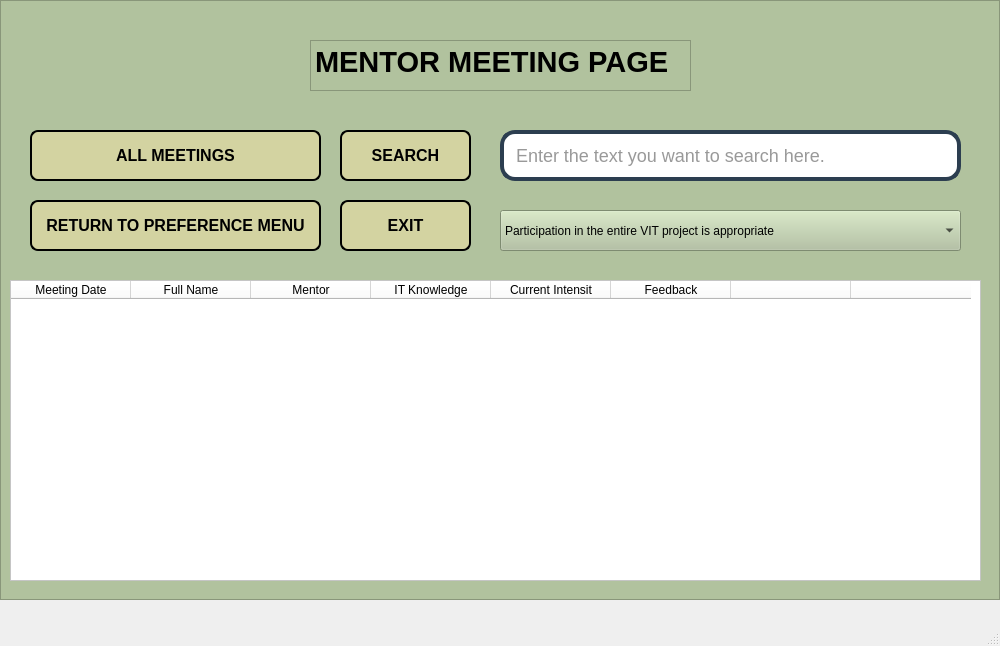
First picture: the form in Mentor_Meeting_Page.ui, repository werhereitacademy/Python-Module-Week7, before the edit.
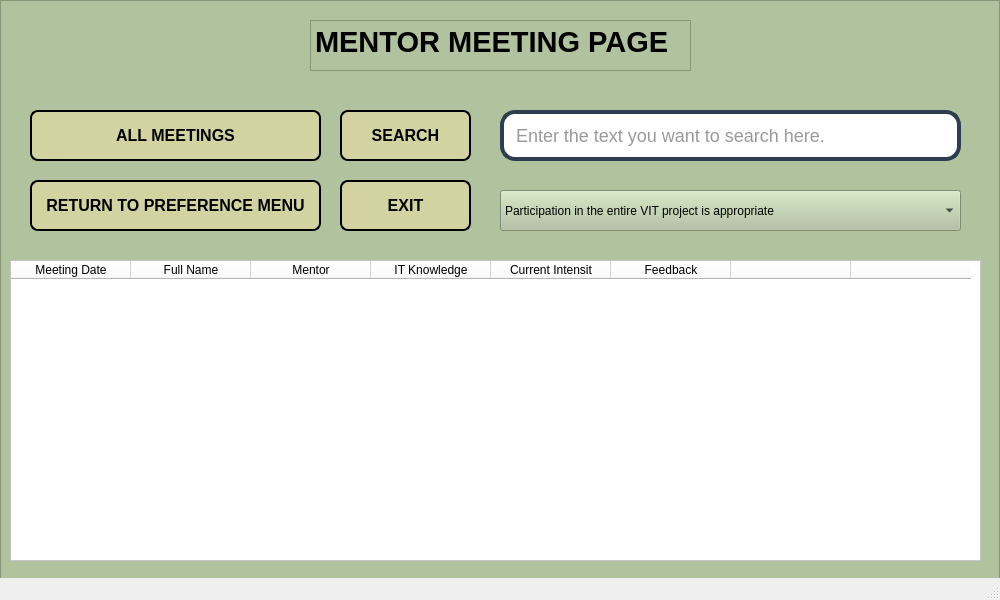
Second picture: the form after the edit.

The edit to the form file:
```diff
--- a/Mentor_Meeting_Page.ui
+++ b/Mentor_Meeting_Page.ui
@@ -7,9 +7,27 @@
     <x>0</x>
     <y>0</y>
     <width>1000</width>
-    <height>646</height>
+    <height>600</height>
    </rect>
   </property>
+  <property name="sizePolicy">
+   <sizepolicy hsizetype="Fixed" vsizetype="Fixed">
+    <horstretch>0</horstretch>
+    <verstretch>0</verstretch>
+   </sizepolicy>
+  </property>
+  <property name="minimumSize">
+   <size>
+    <width>1000</width>
+    <height>600</height>
+   </size>
+  </property>
+  <property name="maximumSize">
+   <size>
+    <width>1000</width>
+    <height>600</height>
+   </size>
+  </property>
   <property name="windowTitle">
    <string>MainWindow</string>
   </property>
@@ -36,7 +54,7 @@
      <property name="geometry">
       <rect>
        <x>340</x>
-       <y>130</y>
+       <y>110</y>
        <width>131</width>
        <height>51</height>
       </rect>
@@ -71,7 +89,7 @@
      <property name="geometry">
       <rect>
        <x>340</x>
-       <y>200</y>
+       <y>180</y>
        <width>131</width>
        <height>51</height>
       </rect>
@@ -106,7 +124,7 @@
      <property name="geometry">
       <rect>
        <x>30</x>
-       <y>130</y>
+       <y>110</y>
        <width>291</width>
        <height>51</height>
       </rect>
@@ -141,7 +159,7 @@
      <property name="geometry">
       <rect>
        <x>30</x>
-       <y>200</y>
+       <y>180</y>
        <width>291</width>
        <height>51</height>
       </rect>
@@ -176,7 +194,7 @@
      <property name="geometry">
       <rect>
        <x>500</x>
-       <y>130</y>
+       <y>110</y>
        <width>461</width>
        <height>51</height>
       </rect>
@@ -215,7 +233,7 @@
      <property name="geometry">
       <rect>
        <x>500</x>
-       <y>210</y>
+       <y>190</y>
        <width>461</width>
        <height>41</height>
       </rect>
@@ -287,7 +305,7 @@
      <property name="geometry">
       <rect>
        <x>10</x>
-       <y>280</y>
+       <y>260</y>
        <width>971</width>
        <height>301</height>
       </rect>
@@ -349,7 +367,7 @@
      <property name="geometry">
       <rect>
        <x>310</x>
-       <y>40</y>
+       <y>20</y>
        <width>381</width>
        <height>51</height>
       </rect>
```
Left out of the diff: 10 changed lines with no effect on the pictures.
